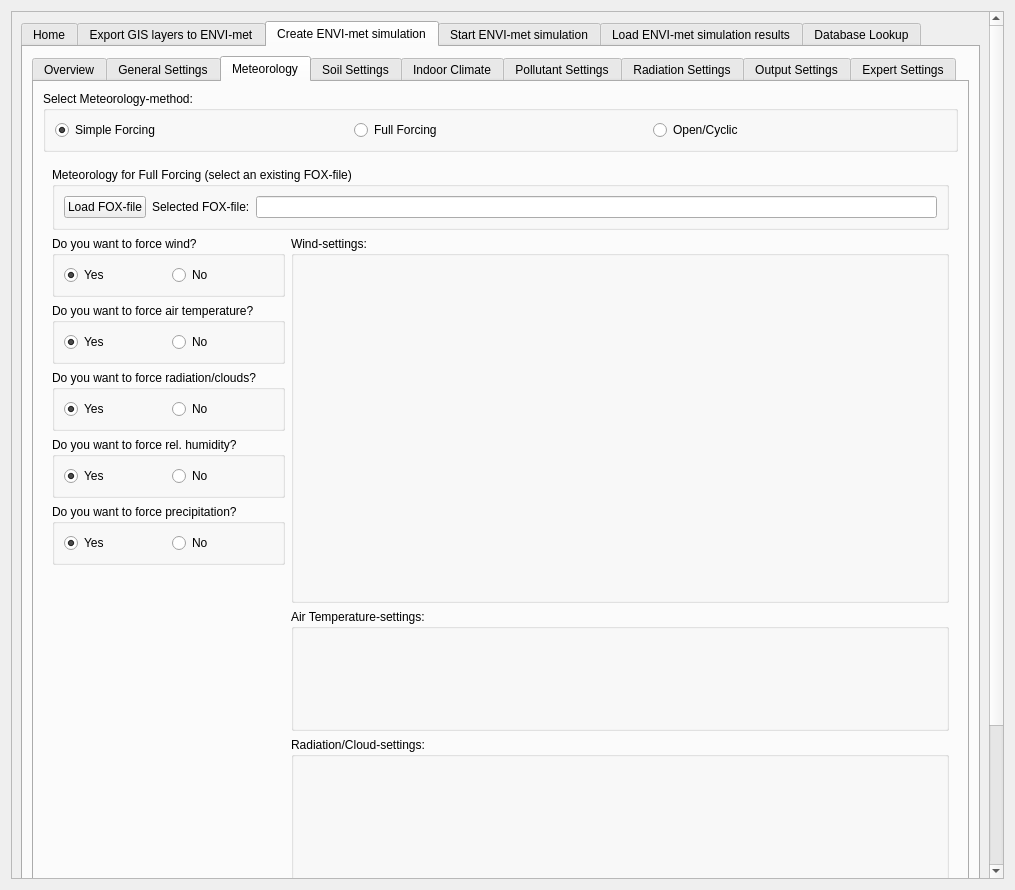
Above: geodata2ENVImet_dialog_base.ui from One-Click-LCA/geodata2ENVI-met before the change. Below: the same form after it.
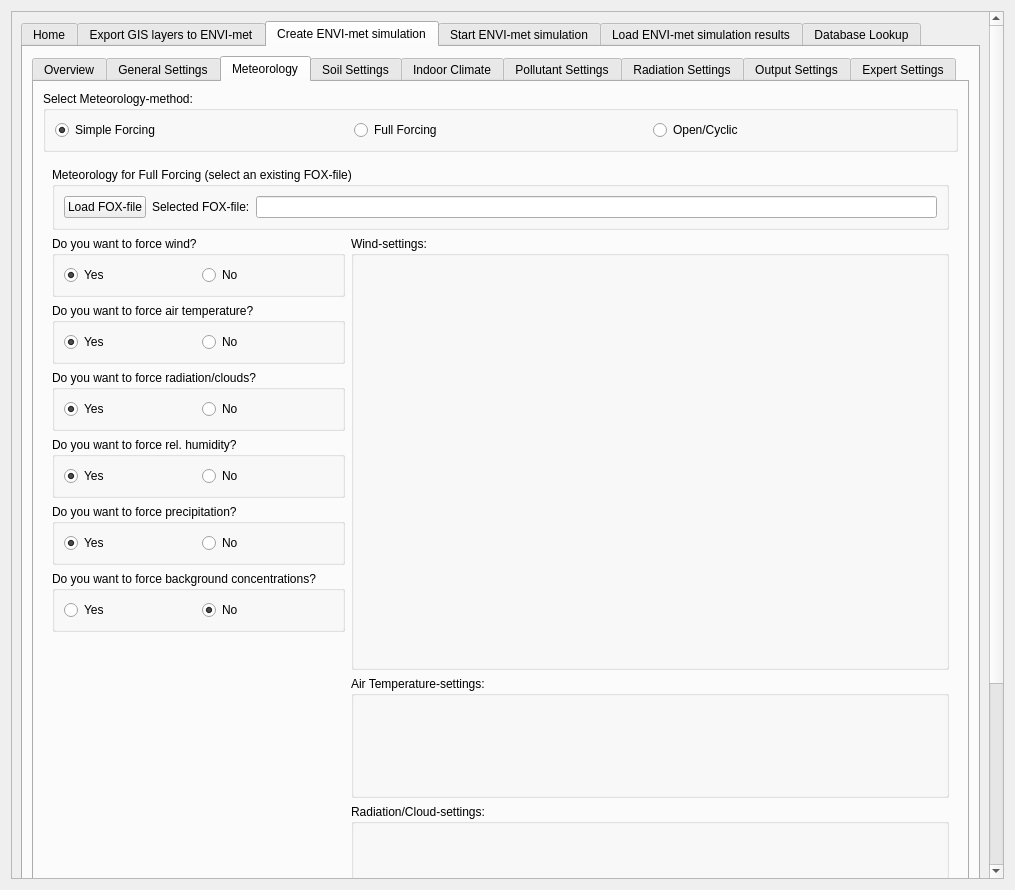
That is the form after the change. The open tabs and pages were chosen to show the change. Icons and pictures are not drawn. Custom widgets are drawn as their Qt base class.

Commit message:
Let full forcing force background concentrations
The full forcing page gets the yes/no choice for forceBackgrConc, next to
the other forced quantities. It is off unless chosen, as before, because
only some FOX files hold background concentrations. Loading a SIMX file
shows the file's setting.

Patch:
```diff
--- a/geodata2ENVImet_dialog_base.ui
+++ b/geodata2ENVImet_dialog_base.ui
@@ -4984,6 +4984,39 @@
                        </layout>
                       </widget>
                      </item>
+                     <item>
+                      <widget class="QGroupBox" name="gb_forceBgConc">
+                       <property name="toolTip">
+                        <string>Only when the FOX file holds background concentrations of the pollutants</string>
+                       </property>
+                       <property name="title">
+                        <string>Do you want to force background concentrations?</string>
+                       </property>
+                       <layout class="QGridLayout" name="gridLayout_forceBgConc">
+                        <item row="0" column="0">
+                         <layout class="QHBoxLayout" name="horizontalLayout_forceBgConc">
+                          <item>
+                           <widget class="QRadioButton" name="rb_forceBgConc_yes">
+                            <property name="text">
+                             <string>Yes</string>
+                            </property>
+                           </widget>
+                          </item>
+                          <item>
+                           <widget class="QRadioButton" name="rb_forceBgConc_no">
+                            <property name="text">
+                             <string>No</string>
+                            </property>
+                            <property name="checked">
+                             <bool>true</bool>
+                            </property>
+                           </widget>
+                          </item>
+                         </layout>
+                        </item>
+                       </layout>
+                      </widget>
+                     </item>
                     </layout>
                    </item>
                   </layout>
```
The commit also changes 3 other files.
